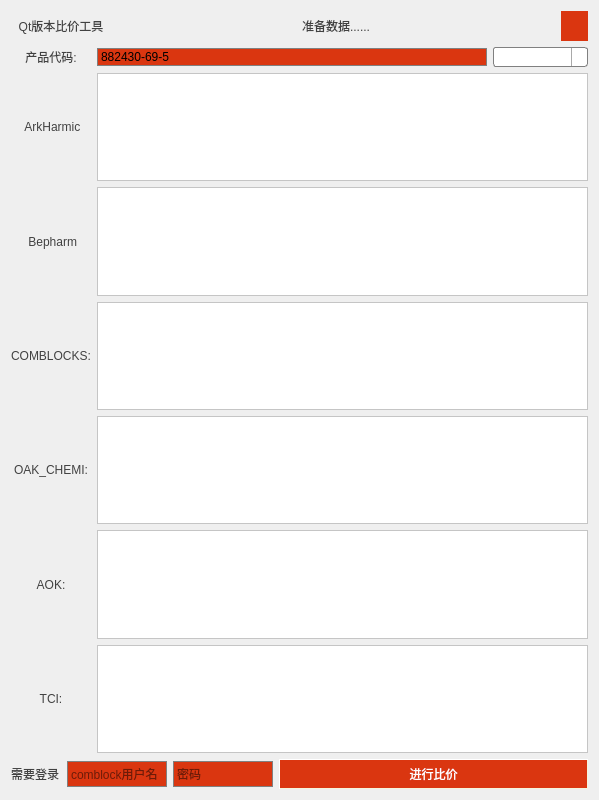
Above: widget.ui from toby20130333/BiJiaSpider before the change. Below: the same form after it.
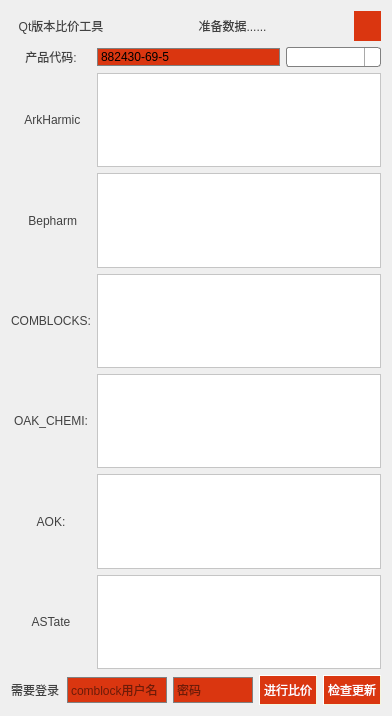
That is the form after the change. Icons and pictures are not drawn.

The edit to the form file:
```diff
--- a/widget.ui
+++ b/widget.ui
@@ -6,8 +6,8 @@
    <rect>
     <x>0</x>
     <y>0</y>
-    <width>599</width>
-    <height>800</height>
+    <width>392</width>
+    <height>716</height>
    </rect>
   </property>
   <property name="windowTitle">
@@ -369,7 +369,7 @@
         </size>
        </property>
        <property name="text">
-        <string>TCI:</string>
+        <string>ASTate</string>
        </property>
        <property name="alignment">
         <set>Qt::AlignCenter</set>
@@ -425,7 +425,7 @@
        </property>
        <property name="maximumSize">
         <size>
-         <width>100</width>
+         <width>80</width>
          <height>16777215</height>
         </size>
        </property>
@@ -456,6 +456,19 @@
        </property>
       </widget>
      </item>
+     <item>
+      <widget class="QPushButton" name="updateButton">
+       <property name="minimumSize">
+        <size>
+         <width>0</width>
+         <height>30</height>
+        </size>
+       </property>
+       <property name="text">
+        <string>检查更新</string>
+       </property>
+      </widget>
+     </item>
     </layout>
    </item>
   </layout>
```
